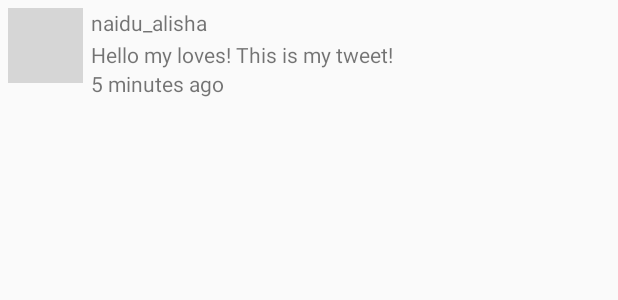
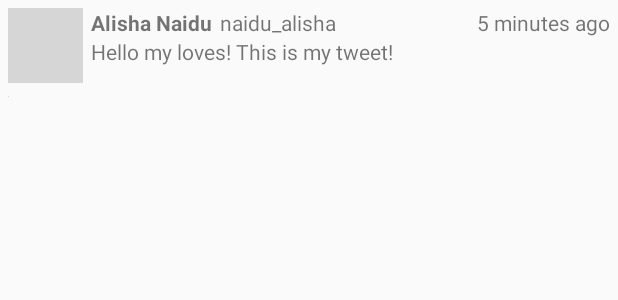
Before and after one commit to alishadnaidu/SimpleTweet, an Android app: the layout item_tweet.xml on its own in the app's theme, with its tools: preview values and no code run, on a phone screen of 412 x 824 dp. Shown: the top 300 px of the screen. Run offline under Robolectric (Android 15) with nearby library versions, the phone set to English and light mode, and no system bars; grey boxes are pictures that could not be loaded.

Commit message:
Reorganized layout, added TextView for name

```diff
--- a/app/src/main/java/com/codepath/apps/restclienttemplate/TweetsAdapter.java
+++ b/app/src/main/java/com/codepath/apps/restclienttemplate/TweetsAdapter.java
@@ -74,6 +74,8 @@ public class TweetsAdapter extends RecyclerView.Adapter<TweetsAdapter.ViewHolder
         TextView tvBody;
         TextView tvScreenName;
         TextView relativeTimestamp;
+        TextView tvUsersName;
+        //ImageView embeddedImage;
 
         public ViewHolder(@NonNull View itemView) {
             super(itemView);
@@ -81,13 +83,17 @@ public class TweetsAdapter extends RecyclerView.Adapter<TweetsAdapter.ViewHolder
             tvBody = itemView.findViewById(R.id.tvBody);
             tvScreenName = itemView.findViewById(R.id.tvScreenName);
             relativeTimestamp = itemView.findViewById(R.id.relativeTimestamp);
+            tvUsersName = itemView.findViewById(R.id.tvUsersName);
+            //embeddedImage = itemView.findViewById(R.id.embeddedImage);
         }
 
         public void bind(Tweet tweet) {
             tvBody.setText(tweet.body);
-            tvScreenName.setText(tweet.user.screenName);
+            tvScreenName.setText("@" + tweet.user.screenName);
             Glide.with(context).load(tweet.user.profileImageUrl).into(ivProfileImage);
             relativeTimestamp.setText(tweet.createdAt);
+            tvUsersName.setText(tweet.user.name);
+            //Glide.with(context).load(tweet.tweetImage).into(embeddedImage);
         }
     }
 }
--- a/app/src/main/java/com/codepath/apps/restclienttemplate/models/Tweet.java
+++ b/app/src/main/java/com/codepath/apps/restclienttemplate/models/Tweet.java
@@ -22,6 +22,7 @@ public class Tweet {
     public String createdAt;
     public User user;
     public String relativeTimestamp;
+    //public String tweetImage;
 
     //empty constructor needed by Parceler Library
     public Tweet() {}
@@ -32,6 +33,7 @@ public class Tweet {
         //convert the "created at" date into relative timestamp
         tweet.createdAt = getRelativeTimestamp(jsonObject.getString("created_at"));
         tweet.user = User.fromJson(jsonObject.getJSONObject("user"));
+        //tweet.tweetImage = jsonObject.getString("media_url_https");
         return tweet;
     }
 
--- a/app/src/main/java/com/codepath/apps/restclienttemplate/models/User.java
+++ b/app/src/main/java/com/codepath/apps/restclienttemplate/models/User.java
@@ -18,6 +18,7 @@ public class User {
     public String screenName;
     public String profileImageUrl;
 
+
     public static User fromJson(JSONObject jsonObject) throws JSONException {
         User user = new User();
         user.name = jsonObject.getString("name");
--- a/app/src/main/res/layout/item_tweet.xml
+++ b/app/src/main/res/layout/item_tweet.xml
@@ -20,30 +20,52 @@
         android:id="@+id/tvScreenName"
         android:layout_width="wrap_content"
         android:layout_height="wrap_content"
+        android:layout_below="@+id/tvUsersName"
         android:layout_alignParentTop="true"
         android:layout_marginStart="5dp"
         android:layout_marginTop="0dp"
-        android:layout_toEndOf="@+id/ivProfileImage"
+        android:layout_toEndOf="@+id/tvUsersName"
+        android:textStyle="normal"
         tools:text="naidu_alisha" />
+
+    <ImageView
+        android:id="@+id/embeddedImage"
+        android:layout_width="wrap_content"
+        android:layout_height="wrap_content"
+        android:layout_below="@+id/tvBody"
+        android:layout_alignParentStart="true"
+        android:layout_marginStart="0dp"
+        android:layout_marginTop="20dp"
+        tools:srcCompat="@tools:sample/avatars" />
+
+    <TextView
+        android:id="@+id/relativeTimestamp"
+        android:layout_width="wrap_content"
+        android:layout_height="wrap_content"
+        android:layout_alignParentTop="true"
+        android:layout_alignParentEnd="true"
+        android:layout_marginEnd="0dp"
+        tools:text="5 minutes ago" />
 
     <TextView
         android:id="@+id/tvBody"
         android:layout_width="wrap_content"
         android:layout_height="wrap_content"
-        android:layout_below="@+id/tvScreenName"
+        android:layout_below="@+id/tvUsersName"
         android:layout_marginStart="5dp"
-        android:layout_marginTop="2dp"
+        android:layout_marginTop="0dp"
         android:layout_toEndOf="@+id/ivProfileImage"
         tools:text="Hello my loves! This is my tweet!" />
 
     <TextView
-        android:id="@+id/relativeTimestamp"
+        android:id="@+id/tvUsersName"
         android:layout_width="wrap_content"
         android:layout_height="wrap_content"
-        android:layout_below="@+id/tvBody"
+        android:layout_alignParentTop="true"
         android:layout_marginStart="5dp"
         android:layout_marginTop="0dp"
         android:layout_toEndOf="@+id/ivProfileImage"
-        tools:text="5 minutes ago" />
+        android:textStyle="bold"
+        tools:text="Alisha Naidu" />
 
 </RelativeLayout>
```
